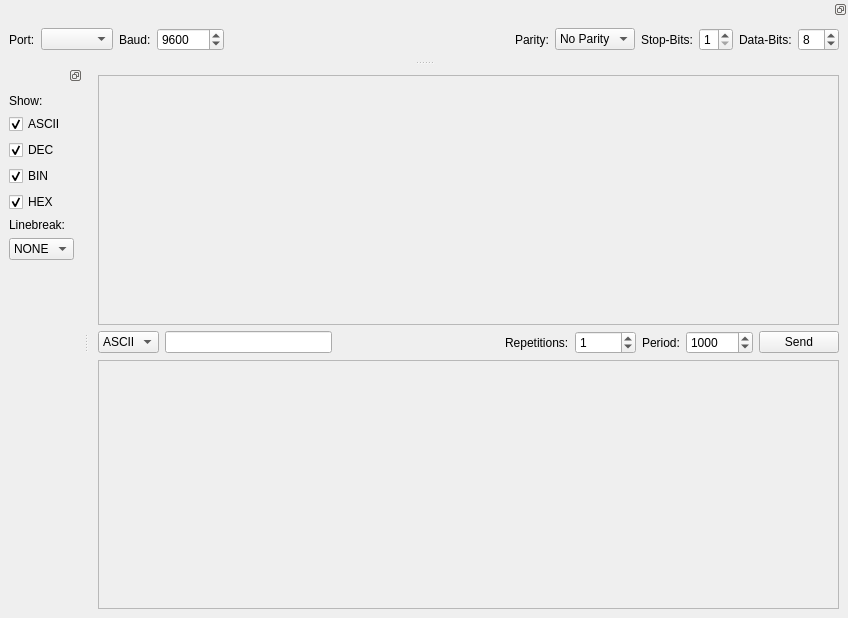
The window that Res/main.ui (aul12/SerialToolbox) describes before a commit, drawn with Qt 5.
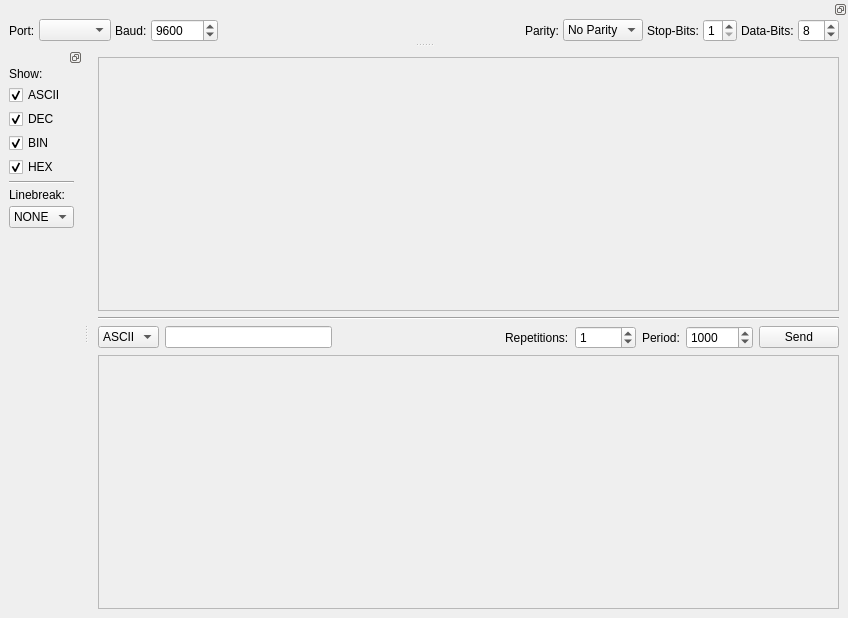
The same window after the commit.

What changed in the file:
```diff
--- a/Res/main.ui
+++ b/Res/main.ui
@@ -25,8 +25,8 @@
         <rect>
          <x>0</x>
          <y>0</y>
-         <width>725</width>
-         <height>245</height>
+         <width>740</width>
+         <height>249</height>
         </rect>
        </property>
        <layout class="QGridLayout" name="gridLayout_2">
@@ -54,6 +54,13 @@
       </widget>
      </widget>
     </item>
+    <item>
+     <widget class="Line" name="line">
+      <property name="orientation">
+       <enum>Qt::Horizontal</enum>
+      </property>
+     </widget>
+    </item>
     <item>
      <layout class="QHBoxLayout" name="horizontalLayout_3">
       <item>
@@ -152,8 +159,8 @@
         <rect>
          <x>0</x>
          <y>0</y>
-         <width>725</width>
-         <height>244</height>
+         <width>740</width>
+         <height>249</height>
         </rect>
        </property>
        <layout class="QGridLayout" name="gridLayout">
@@ -188,6 +195,15 @@
    </attribute>
    <widget class="QWidget" name="dockWidgetContents_4">
     <layout class="QHBoxLayout" name="horizontalLayout_2">
+     <property name="spacing">
+      <number>4</number>
+     </property>
+     <property name="topMargin">
+      <number>0</number>
+     </property>
+     <property name="bottomMargin">
+      <number>0</number>
+     </property>
      <item>
       <layout class="QHBoxLayout" name="horizontalLayout">
        <item>
@@ -323,6 +339,18 @@
    </attribute>
    <widget class="QWidget" name="dockWidgetContents_5">
     <layout class="QVBoxLayout" name="verticalLayout">
+     <property name="spacing">
+      <number>4</number>
+     </property>
+     <property name="leftMargin">
+      <number>9</number>
+     </property>
+     <property name="topMargin">
+      <number>0</number>
+     </property>
+     <property name="bottomMargin">
+      <number>0</number>
+     </property>
      <item>
       <widget class="QLabel" name="label_2">
        <property name="text">
@@ -370,6 +398,13 @@
        </property>
       </widget>
      </item>
+     <item>
+      <widget class="Line" name="line_2">
+       <property name="orientation">
+        <enum>Qt::Horizontal</enum>
+       </property>
+      </widget>
+     </item>
      <item>
       <widget class="QLabel" name="label">
        <property name="text">
```
Left out of the diff: 5 changed lines with no effect on the pictures.
